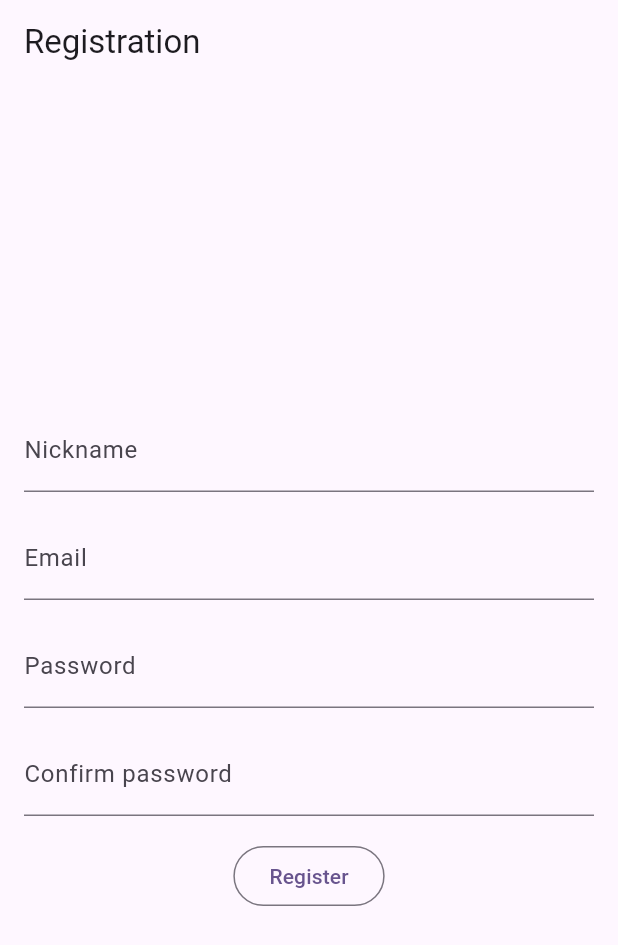
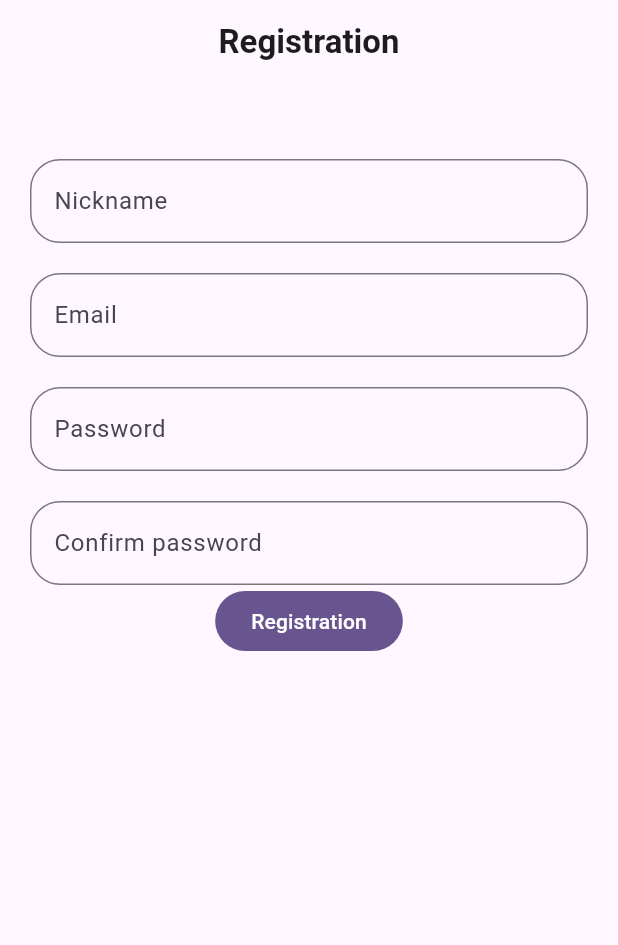
Before and after one commit to Ronnybest/dbestblog, a Flutter app: the screen it shows after launch, on a phone screen of 412 x 824 dp. Shown: the top 945 px of the screen. Run offline on Flutter 3.47's test engine with Material 2 defaults, Android fonts, the phone set to English and light mode, and no system bars; our stand-ins replace bloc, firebase_auth, firebase_core, flutter_bloc; accounts and stored records are empty.

Commit message:
registration complete

```diff
--- a/lib/common/routes/pages.dart
+++ b/lib/common/routes/pages.dart
@@ -2,6 +2,7 @@ import 'package:dbestblog/common/routes/names.dart';
 import 'package:dbestblog/pages/registration/bloc/registration_bloc.dart';
 import 'package:dbestblog/pages/registration/registration_page.dart';
 import 'package:flutter/material.dart';
+import 'package:flutter_bloc/flutter_bloc.dart';
 
 class AppPagesComplect {
   static List<PageEntity> Routes() {
@@ -9,9 +10,17 @@ class AppPagesComplect {
       PageEntity(
         route: AppPageNames.REGISTRATION_PAGE,
         page: RegistrationPage(),
-        bloc: RegistrationBloc,
+        bloc: BlocProvider(create: (_) => RegistrationBloc()),
       ),
     ];
+  }
+
+  static List<dynamic> allBlocsProvider(BuildContext context) {
+    List<dynamic> appBlocs = [];
+    for (var bloc in Routes()) {
+      appBlocs.add(bloc.bloc);
+    }
+    return appBlocs;
   }
 }
 
--- a/lib/common/routes/routes.dart
+++ b/lib/common/routes/routes.dart
@@ -0,0 +1,2 @@
+export 'names.dart';
+export 'pages.dart';
--- a/lib/main.dart
+++ b/lib/main.dart
@@ -1,5 +1,7 @@
+import 'package:dbestblog/common/routes/pages.dart';
 import 'package:dbestblog/pages/registration/registration_page.dart';
 import 'package:flutter/material.dart';
+import 'package:flutter_bloc/flutter_bloc.dart';
 
 import 'global.dart';
 
@@ -13,14 +15,16 @@ class MyApp extends StatelessWidget {
 
   @override
   Widget build(BuildContext context) {
-    return MaterialApp(
-      title: 'Flutter Demo',
-      debugShowCheckedModeBanner: false,
-      theme: ThemeData(
-        colorScheme: ColorScheme.fromSeed(seedColor: Colors.deepPurple),
-        useMaterial3: true,
+    return MultiBlocProvider(
+      providers: [...AppPagesComplect.allBlocsProvider(context)],
+      child: MaterialApp(
+        debugShowCheckedModeBanner: false,
+        theme: ThemeData(
+          colorScheme: ColorScheme.fromSeed(seedColor: Colors.deepPurple),
+          useMaterial3: true,
+        ),
+        home: RegistrationPage(),
       ),
-      home: RegistrationPage(),
     );
   }
 }
--- a/lib/pages/registration/registration_page.dart
+++ b/lib/pages/registration/registration_page.dart
@@ -1,4 +1,10 @@
+import 'package:dbestblog/pages/registration/bloc/registration_bloc.dart';
+import 'package:dbestblog/pages/registration/bloc/registration_events.dart';
+import 'package:dbestblog/pages/registration/bloc/registration_states.dart';
+import 'package:dbestblog/pages/registration/registration_controller.dart';
+import 'package:dbestblog/pages/registration/widgets/registration_widgets.dart';
 import 'package:flutter/material.dart';
+import 'package:flutter_bloc/flutter_bloc.dart';
 
 class RegistrationPage extends StatefulWidget {
   const RegistrationPage({super.key});
@@ -10,51 +16,58 @@ class RegistrationPage extends StatefulWidget {
 class _RegistrationPageState extends State<RegistrationPage> {
   @override
   Widget build(BuildContext context) {
-    return Scaffold(
-      appBar: AppBar(
-        title: Text('Registration'),
-      ),
-      body: Center(
-        child: Padding(
-          padding: EdgeInsets.all(16.0),
-          child: Column(
-            mainAxisAlignment: MainAxisAlignment.center,
-            children: <Widget>[
-              TextFormField(
-                decoration: InputDecoration(
-                  labelText: 'Nickname',
-                ),
+    RegistrationWidgets widgets = RegistrationWidgets(context: context);
+    return BlocBuilder<RegistrationBloc, RegistrationStates>(
+        builder: (context, state) {
+      return Container(
+        child: Scaffold(
+          appBar: widgets.buildAppBar(titleText: 'Registration'),
+          body: Container(
+            margin: const EdgeInsets.only(top: 50),
+            child: Column(children: [
+              widgets.buildTextFields(
+                  hintText: 'Nickname',
+                  type: 'input',
+                  func: (value) => context
+                      .read<RegistrationBloc>()
+                      .add(UserNameEvent(username: value!))),
+              const SizedBox(
+                height: 20,
               ),
-              SizedBox(height: 16.0),
-              TextFormField(
-                decoration: InputDecoration(
-                  labelText: 'Email',
-                ),
+              widgets.buildTextFields(
+                  hintText: 'Email',
+                  type: 'input',
+                  func: (value) => context
+                      .read<RegistrationBloc>()
+                      .add(EmailEvent(email: value!))),
+              const SizedBox(
+                height: 20,
               ),
-              SizedBox(height: 16.0),
-              TextFormField(
-                obscureText: true,
-                decoration: InputDecoration(
-                  labelText: 'Password',
-                ),
+              widgets.buildTextFields(
+                  hintText: 'Password',
+                  type: 'pass',
+                  func: (value) => context
+                      .read<RegistrationBloc>()
+                      .add(PasswordEvent(password: value!))),
+              const SizedBox(
+                height: 20,
               ),
-              SizedBox(height: 16.0),
-              TextFormField(
-                decoration: InputDecoration(
-                  labelText: 'Confirm password',
-                ),
-              ),
-              SizedBox(height: 16.0),
-              OutlinedButton(
-                child: Text('Register'),
-                onPressed: () {
-                  // Добавьте обработчик нажатия кнопки регистрации
-                },
-              ),
-            ],
+              widgets.buildTextFields(
+                  hintText: 'Confirm password',
+                  type: 'pass',
+                  func: (value) => context
+                      .read<RegistrationBloc>()
+                      .add(RePasswordEvent(rePassword: value!))),
+              widgets.buildButton(
+                  text: 'Registration', type: 'confirm', func: register),
+            ]),
           ),
         ),
-      ),
-    );
+      );
+    });
+  }
+
+  void register() {
+    RegistrationController(context).registerWithEmail();
   }
 }
--- /dev/null
+++ b/lib/pages/registration/widgets/registration_widgets.dart
@@ -0,0 +1,50 @@
+import 'package:flutter/material.dart';
+
+class RegistrationWidgets {
+  final BuildContext context;
+  RegistrationWidgets({required this.context});
+  AppBar buildAppBar({required String titleText}) {
+    return AppBar(
+      centerTitle: true,
+      title: Text(
+        titleText,
+        style: TextStyle(
+          color: Theme.of(context).colorScheme.onSurface,
+          fontWeight: FontWeight.bold,
+        ),
+      ),
+    );
+  }
+
+  Widget buildTextFields(
+      {required String hintText,
+      required String type,
+      required void Function(String? value) func}) {
+    return Container(
+      margin: const EdgeInsets.symmetric(horizontal: 20),
+      child: TextField(
+        obscureText: type == "pass" ? true : false,
+        onChanged: (value) => func(value),
+        decoration: InputDecoration(
+          border: OutlineInputBorder(
+            borderRadius: BorderRadius.circular(20),
+          ),
+          labelText: hintText,
+        ),
+      ),
+    );
+  }
+
+  Widget buildButton(
+      {required String text,
+      required String type,
+      required void Function() func}) {
+    return type == 'confirm'
+        ? FilledButton(onPressed: func, child: Text(text))
+        : OutlinedButton(onPressed: () {}, child: Text(text));
+  }
+}
+
+void buildSnackBar({required String msg, required BuildContext context}) {
+  ScaffoldMessenger.of(context).showSnackBar(SnackBar(content: Text(msg)));
+}
--- a/pubspec.yaml
+++ b/pubspec.yaml
@@ -31,9 +31,11 @@ dependencies:
   bloc: ^8.1.2
   cloud_firestore: ^4.5.2
   cupertino_icons: ^1.0.2
+  firebase_auth: ^4.6.2
   firebase_core: ^2.13.1
   flutter:
     sdk: flutter
+  flutter_bloc: ^8.1.3
 
 dev_dependencies:
   flutter_lints: ^2.0.0
```
Also changed, not shown: lib/pages/registration/registration_controller.dart (+64 -0 lines), pubspec.lock, 1 other file.
